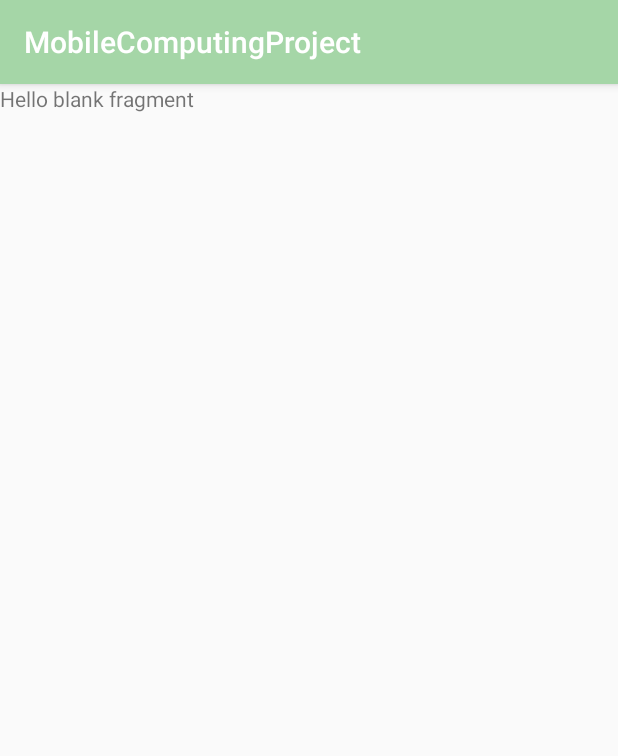
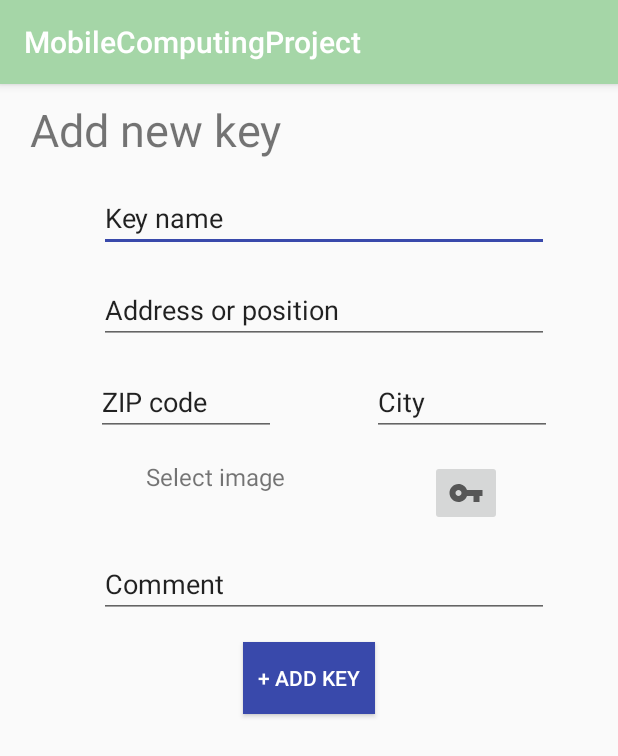
Before and after one commit to Kitzing/TemporaryDigitalKeys, an Android app: the fragment AddFragment shown on its own in the app's theme, on a phone screen of 412 x 824 dp. Shown: the top 756 px of the screen. Run offline under Robolectric (Android 15) with nearby library versions, the phone set to English and light mode, and no system bars.

Commit message:
Added add key and connections

```diff
--- a/app/src/main/java/com/example/mobilecomputingproject/AddFragment.kt
+++ b/app/src/main/java/com/example/mobilecomputingproject/AddFragment.kt
@@ -5,6 +5,9 @@ import androidx.fragment.app.Fragment
 import android.view.LayoutInflater
 import android.view.View
 import android.view.ViewGroup
+import androidx.navigation.findNavController
+import kotlinx.android.synthetic.main.fragment_add.view.*
+import kotlinx.android.synthetic.main.fragment_lend.view.*
 
 // TODO: Rename parameter arguments, choose names that match
 // the fragment initialization parameters, e.g. ARG_ITEM_NUMBER
@@ -33,8 +36,18 @@ class AddFragment : Fragment() {
         inflater: LayoutInflater, container: ViewGroup?,
         savedInstanceState: Bundle?
     ): View? {
+
+        val root = inflater.inflate(R.layout.fragment_add, container, false)
+
+        // TODO Needs to know if added in choose or in settings + can you edit?
+     /*   root.add_key_button.setOnClickListener{
+                view : View ->
+            view.findNavController().navigate(R.id.add)
+        }
+
+      */
         // Inflate the layout for this fragment
-        return inflater.inflate(R.layout.fragment_add, container, false)
+        return root
     }
 
     companion object {
--- a/app/src/main/java/com/example/mobilecomputingproject/ChooseFragment.kt
+++ b/app/src/main/java/com/example/mobilecomputingproject/ChooseFragment.kt
@@ -5,10 +5,12 @@ import androidx.fragment.app.Fragment
 import android.view.LayoutInflater
 import android.view.View
 import android.view.ViewGroup
+import androidx.navigation.findNavController
 import androidx.recyclerview.widget.LinearLayoutManager
 import com.example.mobilecomputingproject.ui.settings.KeyAdapter
 import com.example.mobilecomputingproject.ui.settings.SettingsViewModel
 import kotlinx.android.synthetic.main.fragment_choose.view.*
+import kotlinx.android.synthetic.main.fragment_lend.view.*
 import kotlinx.android.synthetic.main.fragment_settings.view.*
 
 // TODO: Rename parameter arguments, choose names that match
@@ -46,6 +48,11 @@ class ChooseFragment : Fragment() {
         root.your_keys_list_choose.layoutManager = LinearLayoutManager(this.context)
         root.your_keys_list_choose.setHasFixedSize(true)
 
+        root.add_button.setOnClickListener{
+                view : View ->
+            view.findNavController().navigate(R.id.action_chooseFragment_to_addFragment)
+        }
+
         return root
     }
 
--- a/app/src/main/res/layout/fragment_add.xml
+++ b/app/src/main/res/layout/fragment_add.xml
@@ -1,14 +1,120 @@
 <?xml version="1.0" encoding="utf-8"?>
-<FrameLayout xmlns:android="http://schemas.android.com/apk/res/android"
+<androidx.constraintlayout.widget.ConstraintLayout xmlns:android="http://schemas.android.com/apk/res/android"
     xmlns:tools="http://schemas.android.com/tools"
     android:layout_width="match_parent"
     android:layout_height="match_parent"
+    xmlns:app="http://schemas.android.com/apk/res-auto"
     tools:context=".AddFragment">
 
-    <!-- TODO: Update blank fragment layout -->
     <TextView
-        android:layout_width="match_parent"
-        android:layout_height="match_parent"
-        android:text="@string/hello_blank_fragment" />
+        android:id="@+id/newKeyHeader"
+        android:layout_width="wrap_content"
+        android:layout_height="wrap_content"
+        android:layout_marginStart="20dp"
+        android:layout_marginTop="10dp"
+        android:text="@string/add_new_key"
+        android:textSize="30sp"
+        app:layout_constraintStart_toStartOf="parent"
+        app:layout_constraintTop_toTopOf="parent" />
 
-</FrameLayout>
+    <EditText
+        android:id="@+id/editTextKeyName"
+        android:layout_width="300dp"
+        android:layout_height="wrap_content"
+        android:layout_marginStart="20dp"
+        android:layout_marginTop="16dp"
+        android:ems="10"
+        android:inputType="textPersonName"
+        android:text="@string/key_name"
+        app:layout_constraintStart_toStartOf="parent"
+        app:layout_constraintEnd_toEndOf="parent"
+        app:layout_constraintTop_toBottomOf="@id/newKeyHeader" />
+
+    <EditText
+        android:id="@+id/editTextKeyAddress"
+        android:layout_width="300dp"
+        android:layout_height="wrap_content"
+        android:layout_marginStart="20dp"
+        android:layout_marginTop="16dp"
+        android:ems="10"
+        android:text="@string/address_or_position"
+        app:layout_constraintStart_toStartOf="parent"
+        app:layout_constraintEnd_toEndOf="parent"
+        app:layout_constraintTop_toBottomOf="@id/editTextKeyName"/>
+
+    <EditText
+        android:id="@+id/editTextKeyZip"
+        android:layout_width="120dp"
+        android:layout_height="wrap_content"
+        android:layout_marginStart="20dp"
+        android:layout_marginTop="16dp"
+        android:ems="10"
+        android:text="@string/zip_code"
+        app:layout_constraintStart_toStartOf="parent"
+        app:layout_constraintEnd_toStartOf="@id/editTextKeyCity"
+        app:layout_constraintTop_toBottomOf="@id/editTextKeyAddress"/>
+
+    <EditText
+        android:id="@+id/editTextKeyCity"
+        android:layout_width="120dp"
+        android:layout_height="wrap_content"
+        android:layout_marginStart="20dp"
+        android:layout_marginTop="16dp"
+        android:ems="10"
+        android:text="@string/city"
+        app:layout_constraintStart_toEndOf="@id/editTextKeyZip"
+        app:layout_constraintTop_toBottomOf="@id/editTextKeyAddress"
+        app:layout_constraintEnd_toEndOf="parent"/>
+
+    <TextView
+        android:id="@+id/imageText"
+        android:layout_width="wrap_content"
+        android:layout_height="wrap_content"
+        android:text="@string/select_image"
+        tools:layout_editor_absoluteX="63dp"
+        tools:layout_editor_absoluteY="271dp"
+        android:textSize="16sp"
+        android:layout_marginStart="20dp"
+        android:layout_marginTop="16dp"
+        app:layout_constraintStart_toStartOf="parent"
+        app:layout_constraintEnd_toStartOf="@id/selectImageButton"
+        app:layout_constraintTop_toBottomOf="@id/editTextKeyCity"/>
+
+    <ImageButton
+        android:id="@+id/selectImageButton"
+        android:layout_width="wrap_content"
+        android:layout_height="wrap_content"
+        android:src="@drawable/ic_key"
+        tools:layout_editor_absoluteX="279dp"
+        tools:layout_editor_absoluteY="255dp"
+        android:layout_marginStart="20dp"
+        android:layout_marginTop="16dp"
+        app:layout_constraintStart_toEndOf="@id/imageText"
+        app:layout_constraintEnd_toEndOf="parent"
+        app:layout_constraintTop_toBottomOf="@id/editTextKeyCity"/>
+
+    <EditText
+        android:id="@+id/editTextComment"
+        android:layout_width="300dp"
+        android:layout_height="wrap_content"
+        android:layout_marginStart="20dp"
+        android:layout_marginTop="16dp"
+        android:ems="10"
+        android:inputType="textPersonName"
+        android:text="@string/comment"
+        app:layout_constraintStart_toStartOf="parent"
+        app:layout_constraintEnd_toEndOf="parent"
+        app:layout_constraintTop_toBottomOf="@id/selectImageButton" />
+
+    <Button
+        android:id="@+id/add_key_button"
+        android:layout_width="wrap_content"
+        android:layout_height="wrap_content"
+        style="@style/ButtonStyle"
+        android:text="@string/add_key"
+        android:layout_marginTop="16dp"
+        app:layout_constraintStart_toStartOf="parent"
+        app:layout_constraintEnd_toEndOf="parent"
+        app:layout_constraintTop_toBottomOf="@id/editTextComment"/>
+
+</androidx.constraintlayout.widget.ConstraintLayout>
--- a/app/src/main/res/layout/fragment_choose.xml
+++ b/app/src/main/res/layout/fragment_choose.xml
@@ -1,5 +1,5 @@
 <?xml version="1.0" encoding="utf-8"?>
-<FrameLayout xmlns:android="http://schemas.android.com/apk/res/android"
+<androidx.constraintlayout.widget.ConstraintLayout xmlns:android="http://schemas.android.com/apk/res/android"
     xmlns:tools="http://schemas.android.com/tools"
     android:layout_width="match_parent"
     android:layout_height="match_parent"
@@ -42,4 +42,4 @@
         app:layout_constraintStart_toStartOf="parent" />
 
 
-</FrameLayout>
+</androidx.constraintlayout.widget.ConstraintLayout>
--- a/app/src/main/res/values/strings.xml
+++ b/app/src/main/res/values/strings.xml
@@ -19,4 +19,11 @@
     <string name="add_key">+ Add key</string>
     <string name="edit">Edit</string>
     <string name="address_other_info"><![CDATA[Address & other info]]></string>
+    <string name="add_new_key">Add new key</string>
+    <string name="key_name">Key name</string>
+    <string name="address_or_position">Address or position</string>
+    <string name="zip_code">ZIP code</string>
+    <string name="city">City</string>
+    <string name="select_image">Select image</string>
+    <string name="comment">Comment</string>
 </resources>
```
